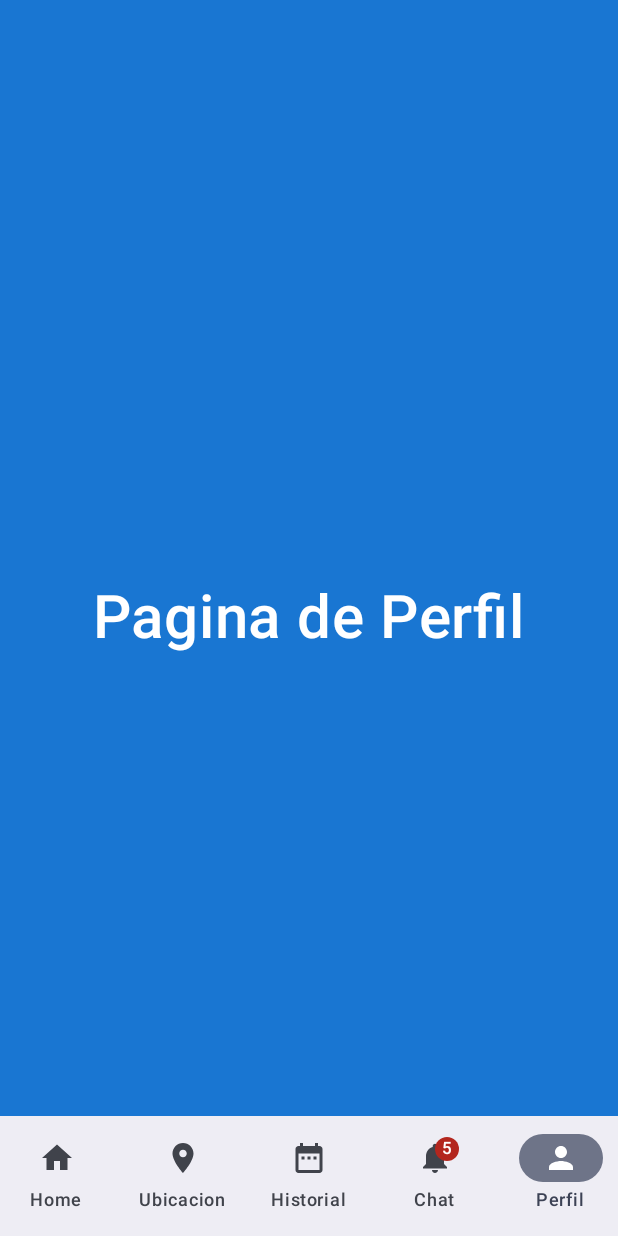
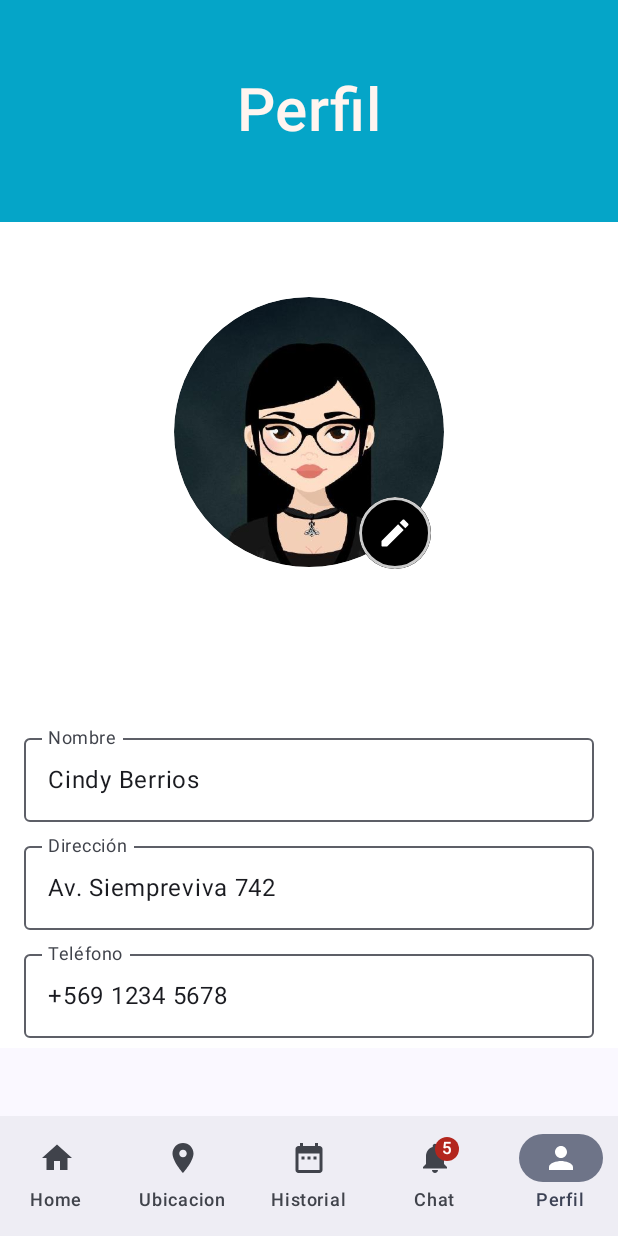
Before and after one commit to llanquihuen/seguridad_vecinal, an Android app built with Jetpack Compose: the screen it shows after launch (MainActivity), item 5 of the bottom bar chosen, on a phone screen of 412 x 824 dp. Run offline under Robolectric (Android 15) with nearby library versions, the phone set to English and light mode, and no system bars.

Commit message:
Agregados Profile Page

```diff
--- a/app/src/main/java/cl/app/seguridad/pages/SettingsPage.kt
+++ b/app/src/main/java/cl/app/seguridad/pages/SettingsPage.kt
@@ -2,30 +2,56 @@ package cl.app.seguridad.pages
 
 import androidx.compose.foundation.background
 import androidx.compose.foundation.layout.Arrangement
+import androidx.compose.foundation.layout.Box
 import androidx.compose.foundation.layout.Column
+import androidx.compose.foundation.layout.Spacer
 import androidx.compose.foundation.layout.fillMaxSize
+import androidx.compose.foundation.layout.fillMaxWidth
+import androidx.compose.foundation.layout.height
+import androidx.compose.foundation.layout.padding
+import androidx.compose.foundation.layout.wrapContentSize
+import androidx.compose.foundation.rememberScrollState
+import androidx.compose.foundation.verticalScroll
 import androidx.compose.material3.Text
 import androidx.compose.runtime.Composable
 import androidx.compose.ui.Alignment
 import androidx.compose.ui.Modifier
 import androidx.compose.ui.graphics.Color
 import androidx.compose.ui.text.font.FontWeight
+import androidx.compose.ui.tooling.preview.Preview
+import androidx.compose.ui.unit.dp
 import androidx.compose.ui.unit.sp
-
+import cl.app.seguridad.pages.profile.PersonalData
+import cl.app.seguridad.pages.profile.PictureProfile
+@Preview(showBackground = true)
 @Composable
 fun SettingsPage(modifier: Modifier = Modifier) {
+    val scrollState = rememberScrollState()
     Column(
         modifier = modifier
             .fillMaxSize()
-            .background(Color(0xFF1976D2)),
-        verticalArrangement = Arrangement.Center,
+            .padding(0.dp, 0.dp, 0.dp, 125.dp)
+            .background(Color.White).verticalScroll(state = scrollState),
         horizontalAlignment = Alignment.CenterHorizontally
     ) {
-        Text(
-            text = "Pagina de Perfil",
-            fontSize = 40.sp,
-            fontWeight = FontWeight.SemiBold,
-            color = Color.White
-        )
+        Box(modifier = Modifier
+            .background(Color(5, 165, 200))
+            .fillMaxWidth()
+        ){
+            Text(
+                text = "Perfil",
+                fontSize = 40.sp,
+                fontWeight = FontWeight.SemiBold,
+                color = Color(255, 245, 240),
+                modifier = Modifier
+                    .padding(0.dp, 50.dp, 0.dp, 50.dp)
+                    .align(Alignment.Center)
+                    .background(Color(5, 165, 200))
+
+            )
+        }
+        PictureProfile()
+        Spacer(modifier = Modifier.height(40.dp))
+        PersonalData()
     }
 }
--- /dev/null
+++ b/app/src/main/java/cl/app/seguridad/pages/profile/PersonalData.kt
@@ -0,0 +1,62 @@
+package cl.app.seguridad.pages.profile
+
+import androidx.compose.foundation.layout.Column
+import androidx.compose.foundation.layout.Spacer
+import androidx.compose.foundation.layout.fillMaxWidth
+import androidx.compose.foundation.layout.height
+import androidx.compose.foundation.layout.padding
+import androidx.compose.material3.OutlinedTextField
+import androidx.compose.material3.Text
+import androidx.compose.runtime.Composable
+import androidx.compose.runtime.getValue
+import androidx.compose.runtime.mutableStateOf
+import androidx.compose.runtime.remember
+import androidx.compose.runtime.setValue
+import androidx.compose.ui.Modifier
+import androidx.compose.ui.tooling.preview.Preview
+import androidx.compose.ui.unit.dp
+
+@Preview(showBackground = true)
+@Composable
+fun PersonalData (modifier: Modifier = Modifier) {
+
+    var nombre by remember {mutableStateOf("") }
+    var direccion by remember { mutableStateOf("") }
+    var telefono by remember { mutableStateOf("") }
+    var email by remember { mutableStateOf("") }
+
+    Column(modifier = Modifier.padding(16.dp)) {
+        OutlinedTextField(
+            value = "Cindy Berrios",
+            onValueChange = { },
+            label = { Text("Nombre") },
+            readOnly = true,
+            modifier = Modifier.fillMaxWidth()
+        )
+
+        Spacer(modifier = Modifier.height(8.dp))
+        OutlinedTextField(
+            value = "Av. Siempreviva 742",
+            onValueChange = { },
+            label = { Text("Dirección") },
+            modifier = Modifier.fillMaxWidth()
+        )
+        Spacer(modifier = Modifier.height(8.dp))
+        OutlinedTextField(
+            value = "+569 1234 5678",
+            onValueChange = {  },
+            label = { Text("Teléfono") },
+            readOnly = true,
+            modifier = Modifier.fillMaxWidth()
+        )
+        Spacer(modifier = Modifier.height(8.dp))
+        OutlinedTextField(
+            value = "cindyberrios02@gmail.com",
+            onValueChange = {},
+            label = { Text("Email") },
+            readOnly = true,
+            modifier = Modifier.fillMaxWidth()
+        )
+        // ... otros campos
+    }
+}
--- /dev/null
+++ b/app/src/main/java/cl/app/seguridad/pages/profile/PictureProfile.kt
@@ -0,0 +1,71 @@
+package cl.app.seguridad.pages.profile
+
+import androidx.compose.foundation.Image
+import androidx.compose.foundation.background
+import androidx.compose.foundation.border
+import androidx.compose.foundation.layout.Arrangement
+import androidx.compose.foundation.layout.Box
+import androidx.compose.foundation.layout.Column
+import androidx.compose.foundation.layout.Row
+import androidx.compose.foundation.layout.fillMaxSize
+import androidx.compose.foundation.layout.padding
+import androidx.compose.foundation.layout.size
+import androidx.compose.foundation.layout.wrapContentSize
+import androidx.compose.foundation.shape.CircleShape
+import androidx.compose.material.icons.Icons
+import androidx.compose.material.icons.filled.Edit
+import androidx.compose.material3.Icon
+import androidx.compose.material3.IconButton
+import androidx.compose.runtime.Composable
+import androidx.compose.ui.Alignment
+import androidx.compose.ui.Modifier
+import androidx.compose.ui.draw.clip
+import androidx.compose.ui.draw.shadow
+import androidx.compose.ui.graphics.Color
+import androidx.compose.ui.res.painterResource
+import androidx.compose.ui.semantics.Role.Companion.Image
+import androidx.compose.ui.tooling.preview.Preview
+import androidx.compose.ui.unit.dp
+import cl.app.seguridad.R
+
+@Preview(showBackground = true)
+@Composable
+fun PictureProfile (modifier: Modifier = Modifier) {
+    Column (modifier = Modifier
+        .padding(20.dp, 40.dp)
+        .size(200.dp)
+        .wrapContentSize(),
+        verticalArrangement = Arrangement.Center,
+        horizontalAlignment = Alignment.CenterHorizontally)
+    {
+        Box(modifier = Modifier
+            .padding(10.dp))
+//            .shadow(6.dp, clip = true, shape = CircleShape))
+            {
+            Image(
+                contentDescription = "Mi imagen",
+                painter = painterResource(id = R.drawable.profile_pic),
+                modifier = Modifier
+                    .size(200.dp)
+                    .clip(CircleShape)
+                    .shadow(elevation = 9.dp, shape = CircleShape, clip = true),
+            )
+            IconButton(onClick = { /*TODO*/ },
+                modifier = Modifier
+                .align(Alignment.BottomEnd) // Coloca el botón en la esquina inferior derecha
+                .padding( 0.dp, 0.dp,20.dp,10.dp) // Agrega un espacio alrededor del botón
+                .size(25.dp) // Ajusta el tamaño del botón
+                .clip(CircleShape)
+                    .background(Color.Black)
+                    .border(2.dp, Color.LightGray, CircleShape)
+            ){
+                Icon(
+                    imageVector = Icons.Filled.Edit, // Usa el icono de lápiz de Material Icons
+                    contentDescription = "Editar foto",
+                    tint = Color.White // Cambia el color del icono si es necesario
+                )
+            }
+        }
+    }
+
+}
```
Also changed, not shown: app/src/main/res/drawable/profile_pic.jpeg (added).
